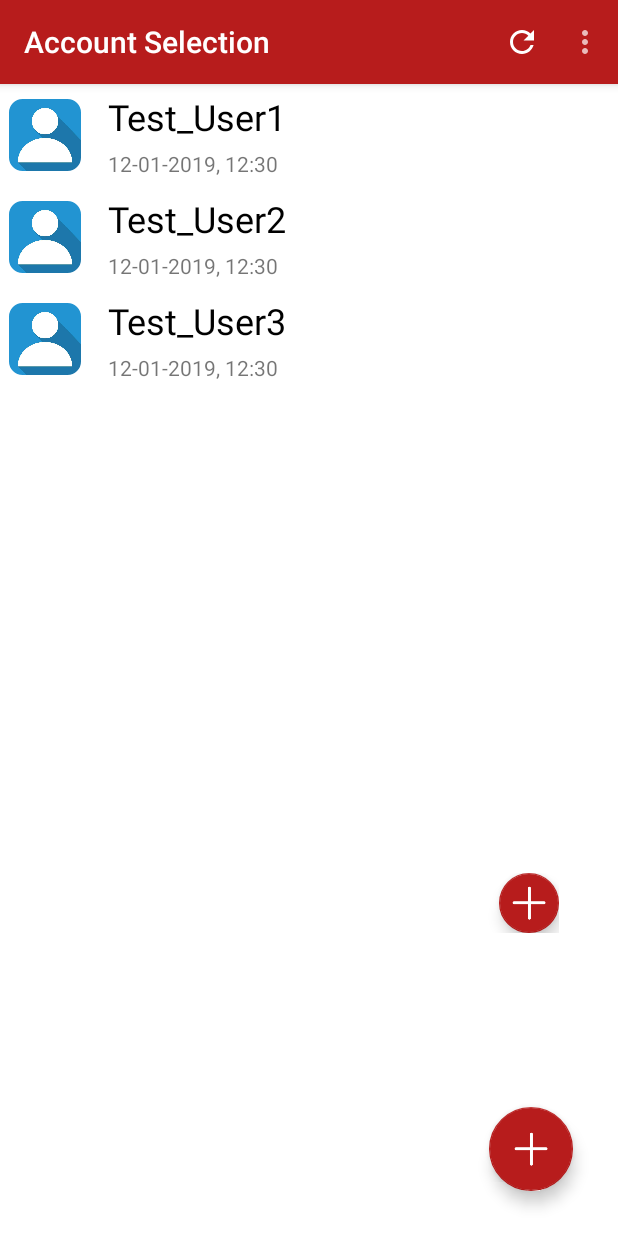
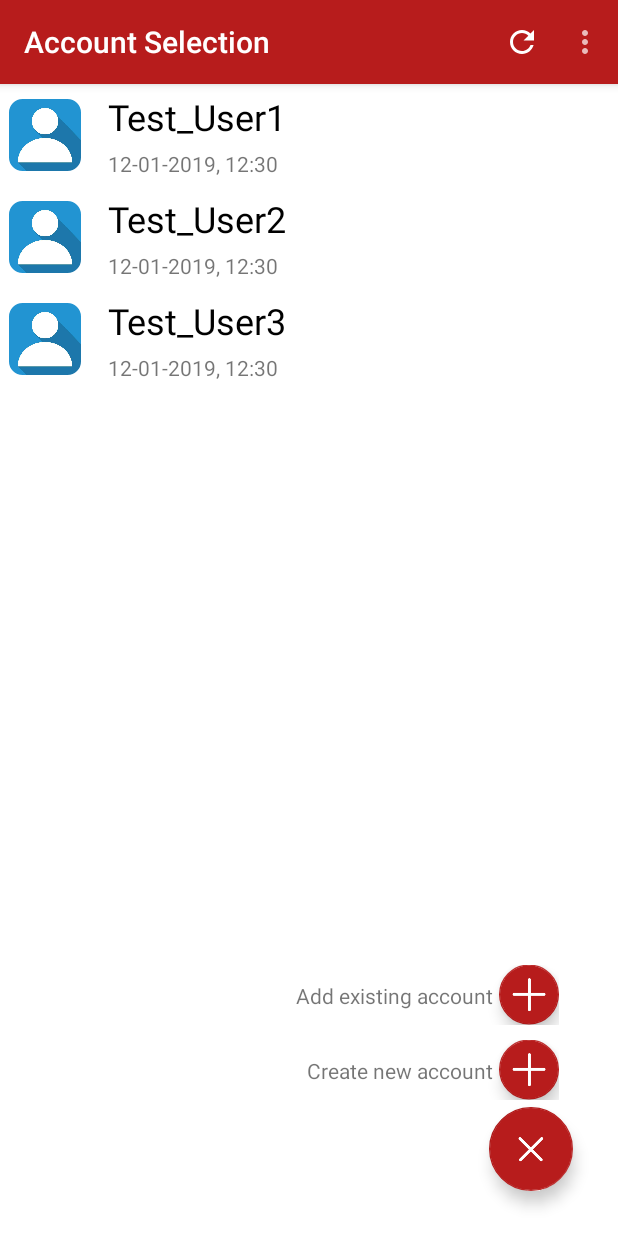
Before and after one commit to devsda12/Secret_ProjectV10122, an Android app: the screen it shows after launch (AccountSelection), after a tap on "Refresh", on a phone screen of 412 x 824 dp. Run offline under Robolectric (Android 15) with nearby library versions, the phone set to English and light mode, and no system bars; 1 other tap on this screen came first.

Commit message:
Now got a fab menu

```diff
--- a/app/src/main/java/com/Secret_Labs/secret_projectv10122/AccountSelection.java
+++ b/app/src/main/java/com/Secret_Labs/secret_projectv10122/AccountSelection.java
@@ -1,6 +1,7 @@
 package com.Secret_Labs.secret_projectv10122;
 
 import android.content.Intent;
+import android.support.constraint.ConstraintLayout;
 import android.support.design.widget.FloatingActionButton;
 import android.support.v7.app.AppCompatActivity;
 import android.os.Bundle;
@@ -10,6 +11,7 @@ import android.support.v7.widget.Toolbar;
 import android.view.Menu;
 import android.view.MenuItem;
 import android.view.View;
+import android.widget.TextView;
 
 import com.Secret_Labs.secret_projectv10122.models.Obj_AccountInfo;
 
@@ -23,6 +25,14 @@ public class AccountSelection extends AppCompatActivity {
     RecyclerAdapter_AccSelection adapter_accSelection;
     List<Obj_AccountInfo> acc_list;
 
+    ConstraintLayout existingAccCL;
+    FloatingActionButton existingAccFab;
+    TextView existingAccTv;
+    ConstraintLayout newAccCL;
+    FloatingActionButton newAccFab;
+    TextView newAccTv;
+    Boolean isFabOpen = false;
+
     @Override
     protected void onCreate(Bundle savedInstanceState) {
         super.onCreate(savedInstanceState);
@@ -32,6 +42,9 @@ public class AccountSelection extends AppCompatActivity {
         Toolbar mainAcToolbar = (Toolbar) findViewById(R.id.acToolbar);
         mainAcToolbar.setTitle(getString(R.string.toolbar_title_account_selection));
         setSupportActionBar(mainAcToolbar);
+
+        //Fab Button initialisation
+        initializeFabMenu();
 
         //Recyclerview area
         //Declaration of the list to import into the recyclerview adapter
@@ -57,7 +70,35 @@ public class AccountSelection extends AppCompatActivity {
 
     //This function is for the expandable fab menu
     private void initializeFabMenu(){
-        FloatingActionButton plusFab = (FloatingActionButton) findViewById(R.id.plusFab);
+        final FloatingActionButton plusFab = (FloatingActionButton) findViewById(R.id.plusFab);
+        existingAccCL = (ConstraintLayout) findViewById(R.id.addExistingAccCL);
+        existingAccFab = (FloatingActionButton) findViewById(R.id.addExistingAccFab);
+        existingAccTv = (TextView) findViewById(R.id.addExistingAccTV);
+        newAccCL = (ConstraintLayout) findViewById(R.id.addNewAccCL);
+        newAccFab = (FloatingActionButton) findViewById(R.id.addNewAccFab);
+        newAccTv = (TextView) findViewById(R.id.addNewAccTv);
+
+        //Setting listener on the plus fab
+        plusFab.setOnClickListener(new View.OnClickListener() {
+            @Override
+            public void onClick(View v) {
+                if(!isFabOpen){
+                    isFabOpen = true;
+                    plusFab.animate().rotationBy(135);
+                    existingAccCL.animate().translationY(-getResources().getDimension(R.dimen.fab_menu_upper));
+                    newAccCL.animate().translationY(-getResources().getDimension(R.dimen.fab_menu_middle));
+                    existingAccTv.setVisibility(View.VISIBLE);
+                    newAccTv.setVisibility(View.VISIBLE);
+                } else {
+                    isFabOpen = false;
+                    plusFab.animate().rotation(0);
+                    existingAccTv.setVisibility(View.INVISIBLE);
+                    newAccTv.setVisibility(View.INVISIBLE);
+                    existingAccCL.animate().translationY(0);
+                    newAccCL.animate().translationY(0);
+                }
+            }
+        });
     }
 
     //These functions are for the toolbar and the toolbar menu
--- a/app/src/main/res/layout/activity_accountselection.xml
+++ b/app/src/main/res/layout/activity_accountselection.xml
@@ -12,15 +12,15 @@
         android:layout_height="wrap_content"
         android:layout_marginEnd="39dp"
         android:layout_marginBottom="36dp"
-        app:layout_constraintBottom_toBottomOf="@+id/swiperefresh"
+        app:layout_constraintBottom_toBottomOf="parent"
         app:layout_constraintEnd_toEndOf="parent">
 
         <TextView
             android:id="@+id/addExistingAccTV"
             android:layout_width="wrap_content"
             android:layout_height="wrap_content"
-            android:layout_marginEnd="2dp"
-            android:text="TextView"
+            android:layout_marginEnd="4dp"
+            android:text="@string/acc_existing"
             android:visibility="invisible"
             app:layout_constraintBottom_toBottomOf="parent"
             app:layout_constraintEnd_toStartOf="@+id/addExistingAccFab"
@@ -52,11 +52,12 @@
             android:id="@+id/addNewAccTv"
             android:layout_width="wrap_content"
             android:layout_height="wrap_content"
-            android:text="TextView"
+            android:layout_marginEnd="4dp"
+            android:text="@string/acc_new"
             android:visibility="invisible"
             app:layout_constraintBottom_toBottomOf="parent"
             app:layout_constraintEnd_toStartOf="@+id/addNewAccFab"
-            app:layout_constraintTop_toTopOf="parent"/>
+            app:layout_constraintTop_toTopOf="parent" />
 
         <android.support.design.widget.FloatingActionButton
             android:id="@+id/addNewAccFab"
--- /dev/null
+++ b/app/src/main/res/values/dimens.xml
@@ -0,0 +1,5 @@
+<?xml version="1.0" encoding="utf-8"?>
+<resources>
+    <dimen name="fab_menu_middle">55dp</dimen>
+    <dimen name="fab_menu_upper">105dp</dimen>
+</resources>
--- a/app/src/main/res/values/strings.xml
+++ b/app/src/main/res/values/strings.xml
@@ -1,5 +1,10 @@
 <resources>
     <string name="app_name">Sapp</string>
+
+    <!-- ACCOUNT SELECTION ACTIVITY STARTS HERE -->
+    <string name="acc_new">Create new account</string>
+    <string name="acc_existing">Add existing account</string>
+    <!-- ACCOUNT SELECTION ACTIVITY ENDS HERE -->
 
     <!-- LOGIN ACTIVITY STARTS HERE -->
     <string name="username_hint">Username</string>
```
